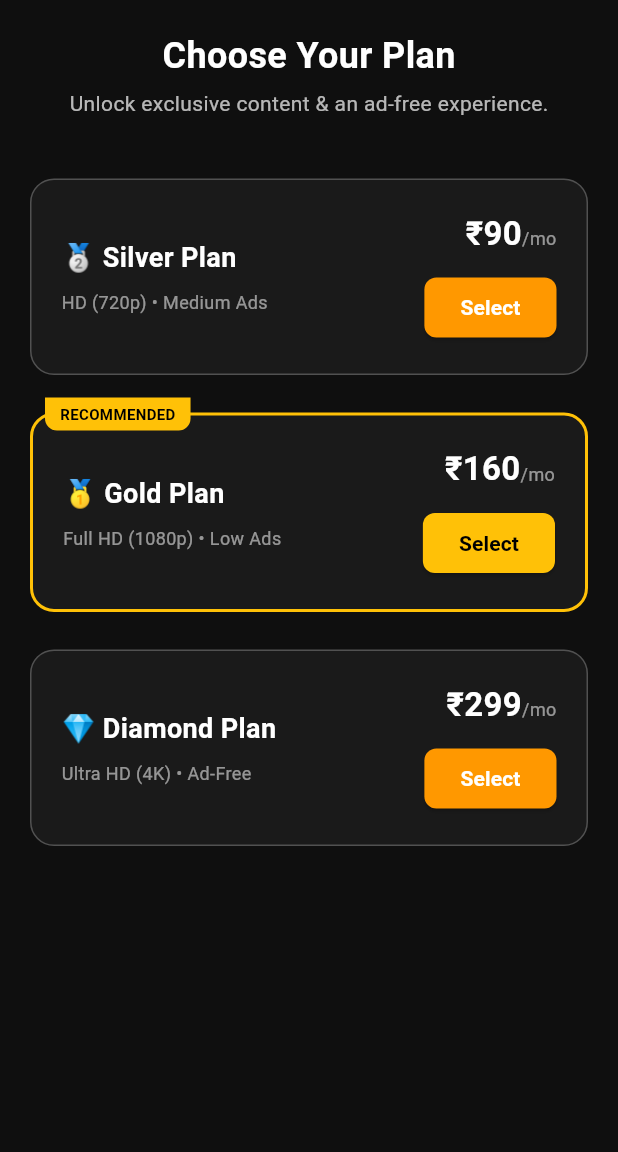
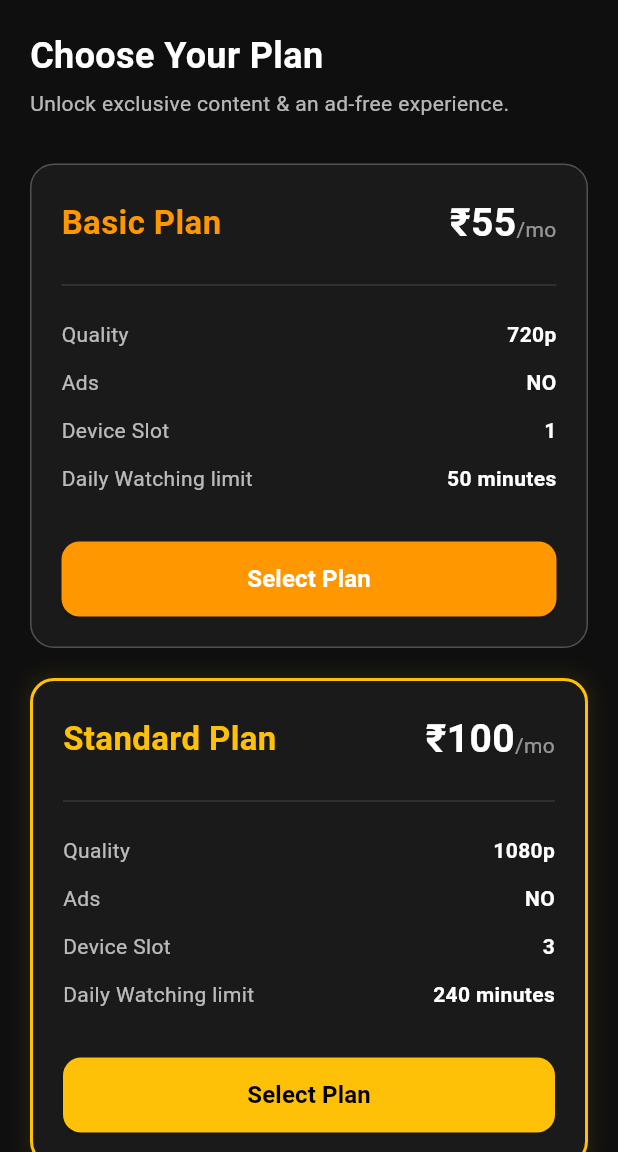
Before and after one commit to animemxofficial/AnimeAppFlutter, a Flutter app: the screen it shows after launch, item 5 of the bottom bar chosen, after a tap on "Go Premium", on a phone screen of 412 x 824 dp, the part 84-1236 px from its top. Run offline on Flutter 3.47's test engine with Material 3 defaults, Android fonts, the phone set to English and light mode, and no system bars; our stand-ins replace carousel_slider, image_picker, video_player; network calls fail.

Commit message:
update main.dart

```diff
--- a/lib/main.dart
+++ b/lib/main.dart
@@ -1671,7 +1671,7 @@ class _VideoPlayerPageState extends State<VideoPlayerPage> {
       ));
     }
     myListNotifier.value = list;
-    setState(() {}); // refresh the icon
+    setState(() {});
   }
 
   String _formatDuration(Duration duration) {
@@ -1868,26 +1868,22 @@ class _VideoPlayerPageState extends State<VideoPlayerPage> {
                   child: Column(
                     crossAxisAlignment: CrossAxisAlignment.start,
                     children:[
-                      // Season | Episode format
                       Text(
                         "${currentSeason.name} | Episode ${widget.episodeIndex + 1}",
                         style: const TextStyle(color: primaryColor, fontSize: 14, fontWeight: FontWeight.bold),
                       ),
                       const SizedBox(height: 4),
-                      // Anime Name (Chota aur halka)
                       Text(
                         widget.anime.title,
                         style: const TextStyle(color: Colors.white70, fontSize: 12),
                       ),
                       const SizedBox(height: 4),
-                      // Episode Name (Bada)
                       Text(
                         currentEpisode.title,
                         style: const TextStyle(color: Colors.white, fontSize: 22, fontWeight: FontWeight.bold),
                       ),
                       const SizedBox(height: 20),
 
-                      // ACTION BUTTONS (LIKE, DISLIKE, SAVE)
                       Row(
                         mainAxisAlignment: MainAxisAlignment.spaceEvenly,
                         children:[
@@ -1925,7 +1921,6 @@ class _VideoPlayerPageState extends State<VideoPlayerPage> {
                       ),
                       const SizedBox(height: 30),
 
-                      // UP NEXT CARD IMPROVED
                       if (hasNextEpisode) ...[
                         const Text(
                           "Up Next",
@@ -2365,6 +2360,48 @@ class _GridAnimeCardState extends State<GridAnimeCard> {
 class ProfileScreen extends StatelessWidget {
   const ProfileScreen({super.key});
 
+  void _showAddInfoDialog(BuildContext context) {
+    showDialog(
+      context: context,
+      builder: (context) {
+        return AlertDialog(
+          backgroundColor: const Color(0xFF1A1A1A),
+          shape: RoundedRectangleBorder(borderRadius: BorderRadius.circular(16)),
+          title: const Text("Add Mobile Number", style: TextStyle(color: Colors.white, fontWeight: FontWeight.bold)),
+          content: TextField(
+            keyboardType: TextInputType.phone,
+            style: const TextStyle(color: Colors.white),
+            decoration: InputDecoration(
+              hintText: "Enter Mobile Number",
+              hintStyle: const TextStyle(color: Colors.white38),
+              filled: true,
+              fillColor: Colors.black,
+              border: OutlineInputBorder(borderRadius: BorderRadius.circular(10), borderSide: BorderSide.none),
+              prefixIcon: const Icon(Icons.phone, color: Colors.orange),
+            ),
+          ),
+          actions: [
+            TextButton(
+              onPressed: () => Navigator.pop(context),
+              child: const Text("Cancel", style: TextStyle(color: Colors.grey))
+            ),
+            ElevatedButton(
+              style: ElevatedButton.styleFrom(
+                backgroundColor: Colors.orange,
+                shape: RoundedRectangleBorder(borderRadius: BorderRadius.circular(8)),
+              ),
+              onPressed: () {
+                Navigator.pop(context);
+                ScaffoldMessenger.of(context).showSnackBar(const SnackBar(content: Text("Mobile number saved!")));
+              },
+              child: const Text("Save", style: TextStyle(color: Colors.white, fontWeight: FontWeight.bold)),
+            ),
+          ],
+        );
+      }
+    );
+  }
+
   @override
   Widget build(BuildContext context) {
     return Scaffold(
@@ -2392,12 +2429,15 @@ class ProfileScreen extends StatelessWidget {
                         ),
                       ),
                       const SizedBox(height: 8),
-                      const Row(
-                        children:[
-                          Icon(Icons.edit, color: Colors.orange, size: 14),
-                          SizedBox(width: 4),
-                          Text("Edit Profile", style: TextStyle(color: Colors.orange, fontWeight: FontWeight.bold, fontSize: 12)),
-                        ],
+                      GestureDetector(
+                        onTap: () => _showAddInfoDialog(context),
+                        child: Row(
+                          children: const [
+                            Icon(Icons.add_circle_outline, color: Colors.orange, size: 14),
+                            SizedBox(width: 4),
+                            Text("Add Info", style: TextStyle(color: Colors.orange, fontWeight: FontWeight.bold, fontSize: 12)),
+                          ],
+                        ),
                       ),
                     ],
                   ),
@@ -2475,11 +2515,9 @@ class ProfileScreen extends StatelessWidget {
                       const SizedBox(height: 12),
                       Row(
                         children:[
-                          _buildPricePill("₹90"),
+                          _buildPricePill("₹55"),
                           const SizedBox(width: 8),
-                          _buildPricePill("₹160"),
-                          const SizedBox(width: 8),
-                          _buildPricePill("₹299"),
+                          _buildPricePill("₹100"),
                         ],
                       ),
                     ],
@@ -2487,9 +2525,14 @@ class ProfileScreen extends StatelessWidget {
                 ),
               ),
               const SizedBox(height: 24),
+
+              // NEW ACCOUNT MENU OPTIONS
               _buildMenuItem(context, Icons.receipt_long, "Activity & Orders", const ActivityPage()),
               _buildMenuItem(context, Icons.payment, "Payment Proof", const PaymentProofPage()),
               _buildMenuItem(context, Icons.headset_mic, "Support", const SupportPage()),
+              _buildMenuItem(context, Icons.lightbulb_outline, "Suggestion", const SuggestionPage()),
+              _buildMenuItem(context, Icons.privacy_tip_outlined, "Privacy Policy", const PrivacyPolicyPage()),
+              _buildMenuItem(context, Icons.info_outline, "About Us", const AboutUsPage()),
             ],
           ),
         ),
@@ -2545,6 +2588,48 @@ class ProfileScreen extends StatelessWidget {
   }
 }
 
+// ==========================================
+// PLACEHOLDER PAGES FOR NEW MENU OPTIONS
+// ==========================================
+class SuggestionPage extends StatelessWidget {
+  const SuggestionPage({super.key});
+  @override
+  Widget build(BuildContext context) {
+    return Scaffold(
+      backgroundColor: Colors.black,
+      appBar: AppBar(title: const Text("Suggestion", style: TextStyle(color: Colors.white)), backgroundColor: Colors.black, iconTheme: const IconThemeData(color: Colors.white)),
+      body: const Center(child: Text("Suggestion Page", style: TextStyle(color: Colors.white))),
+    );
+  }
+}
+
+class PrivacyPolicyPage extends StatelessWidget {
+  const PrivacyPolicyPage({super.key});
+  @override
+  Widget build(BuildContext context) {
+    return Scaffold(
+      backgroundColor: Colors.black,
+      appBar: AppBar(title: const Text("Privacy Policy", style: TextStyle(color: Colors.white)), backgroundColor: Colors.black, iconTheme: const IconThemeData(color: Colors.white)),
+      body: const Center(child: Text("Privacy Policy Page", style: TextStyle(color: Colors.white))),
+    );
+  }
+}
+
+class AboutUsPage extends StatelessWidget {
+  const AboutUsPage({super.key});
+  @override
+  Widget build(BuildContext context) {
+    return Scaffold(
+      backgroundColor: Colors.black,
+      appBar: AppBar(title: const Text("About Us", style: TextStyle(color: Colors.white)), backgroundColor: Colors.black, iconTheme: const IconThemeData(color: Colors.white)),
+      body: const Center(child: Text("About Us Page", style: TextStyle(color: Colors.white))),
+    );
+  }
+}
+
+// ==========================================
+// UPDATED PREMIUM PAGE
+// ==========================================
 class PremiumPage extends StatelessWidget {
   const PremiumPage({super.key});
 
@@ -2569,86 +2654,113 @@ class PremiumPage extends StatelessWidget {
       body: SingleChildScrollView(
         padding: const EdgeInsets.all(20),
         child: Column(
+          crossAxisAlignment: CrossAxisAlignment.start,
           children:[
             const Text("Choose Your Plan", style: TextStyle(color: Colors.white, fontSize: 24, fontWeight: FontWeight.bold)),
             const SizedBox(height: 5),
             const Text("Unlock exclusive content & an ad-free experience.", style: TextStyle(color: Colors.white70, fontSize: 14)),
             const SizedBox(height: 30),
-            _buildPlanCard(context, "🥈 Silver Plan", "HD (720p) • Medium Ads", "₹90", false),
-            const SizedBox(height: 15),
-            _buildPlanCard(context, "🥇 Gold Plan", "Full HD (1080p) • Low Ads", "₹160", true),
-            const SizedBox(height: 15),
-            _buildPlanCard(context, "💎 Diamond Plan", "Ultra HD (4K) • Ad-Free", "₹299", false),
+
+            // BASIC PLAN
+            _buildDetailedPlanCard(
+              context,
+              "Basic Plan",
+              "₹55",
+              "720p",
+              "NO",
+              "1",
+              "50 minutes",
+              false
+            ),
+
+            const SizedBox(height: 20),
+
+            // STANDARD PLAN
+            _buildDetailedPlanCard(
+              context,
+              "Standard Plan",
+              "₹100",
+              "1080p",
+              "NO",
+              "3",
+              "240 minutes",
+              true
+            ),
           ],
         ),
       ),
     );
   }
 
-  Widget _buildPlanCard(BuildContext context, String title, String subtitle, String price, bool isGold) {
+  Widget _buildDetailedPlanCard(BuildContext context, String title, String price, String quality, String ads, String slot, String limit, bool isStandard) {
     String cleanPrice = price.replaceAll("₹", "");
-    return Stack(
-      children:[
-        Container(
-          margin: const EdgeInsets.only(top: 10),
-          padding: const EdgeInsets.all(20),
-          decoration: BoxDecoration(
-            color: const Color(0xFF1A1A1A),
-            border: Border.all(color: isGold ? Colors.amber : Colors.white24, width: isGold ? 2 : 1),
-            borderRadius: BorderRadius.circular(16),
-          ),
-          child: Row(
+    Color accentColor = isStandard ? Colors.amber : Colors.orange;
+
+    return Container(
+      padding: const EdgeInsets.all(20),
+      decoration: BoxDecoration(
+        color: const Color(0xFF1A1A1A),
+        borderRadius: BorderRadius.circular(16),
+        border: Border.all(color: isStandard ? Colors.amber : Colors.white24, width: isStandard ? 2 : 1),
+        boxShadow: isStandard ? [BoxShadow(color: Colors.amber.withOpacity(0.1), blurRadius: 10, spreadRadius: 2)] : [],
+      ),
+      child: Column(
+        crossAxisAlignment: CrossAxisAlignment.start,
+        children: [
+          Row(
             mainAxisAlignment: MainAxisAlignment.spaceBetween,
-            children:[
-              Expanded(
-                child: Column(
-                  crossAxisAlignment: CrossAxisAlignment.start,
-                  children:[
-                    Text(title, style: const TextStyle(color: Colors.white, fontSize: 18, fontWeight: FontWeight.bold)),
-                    const SizedBox(height: 8),
-                    Text(subtitle, style: const TextStyle(color: Colors.white54, fontSize: 12)),
-                  ],
-                ),
-              ),
-              Column(
-                crossAxisAlignment: CrossAxisAlignment.end,
+            children: [
+              Text(title, style: TextStyle(color: accentColor, fontSize: 22, fontWeight: FontWeight.bold)),
+              Row(
+                crossAxisAlignment: CrossAxisAlignment.baseline,
+                textBaseline: TextBaseline.alphabetic,
                 children:[
-                  Row(
-                    crossAxisAlignment: CrossAxisAlignment.baseline,
-                    textBaseline: TextBaseline.alphabetic,
-                    children:[
-                      Text(price, style: const TextStyle(color: Colors.white, fontSize: 22, fontWeight: FontWeight.bold)),
-                      const Text("/mo", style: TextStyle(color: Colors.white54, fontSize: 12)),
-                    ],
-                  ),
-                  const SizedBox(height: 10),
-                  ElevatedButton(
-                    style: ElevatedButton.styleFrom(
-                      backgroundColor: isGold ? Colors.amber : Colors.orange,
-                      shape: RoundedRectangleBorder(borderRadius: BorderRadius.circular(8)),
-                    ),
-                    onPressed: () => _launchUPI(context, cleanPrice, title.split(" ")[1]),
-                    child: Text("Select", style: TextStyle(color: isGold ? Colors.black : Colors.white, fontWeight: FontWeight.bold)),
-                  ),
+                  Text(price, style: const TextStyle(color: Colors.white, fontSize: 26, fontWeight: FontWeight.bold)),
+                  const Text("/mo", style: TextStyle(color: Colors.white54, fontSize: 14)),
                 ],
               ),
             ],
           ),
-        ),
-        if (isGold)
-          Positioned(
-            top: 0,
-            left: 10,
-            child: Container(
-              padding: const EdgeInsets.symmetric(horizontal: 10, vertical: 4),
-              decoration: const BoxDecoration(
-                color: Colors.amber,
-                borderRadius: BorderRadius.only(bottomLeft: Radius.circular(8), bottomRight: Radius.circular(8)),
-              ),
-              child: const Text("RECOMMENDED", style: TextStyle(color: Colors.black, fontSize: 10, fontWeight: FontWeight.bold)),
+          const SizedBox(height: 15),
+          const Divider(color: Colors.white12, thickness: 1),
+          const SizedBox(height: 15),
+
+          _buildFeatureRow("Quality", quality),
+          _buildFeatureRow("Ads", ads),
+          _buildFeatureRow("Device Slot", slot),
+          _buildFeatureRow("Daily Watching limit", limit),
+
+          const SizedBox(height: 20),
+          SizedBox(
+            width: double.infinity,
+            height: 50,
+            child: ElevatedButton(
+              style: ElevatedButton.styleFrom(
+                backgroundColor: accentColor,
+                shape: RoundedRectangleBorder(borderRadius: BorderRadius.circular(12)),
+              ),
+              onPressed: () => _launchUPI(context, cleanPrice, title.replaceAll(" ", "")),
+              child: Text(
+                "Select Plan",
+                style: TextStyle(color: isStandard ? Colors.black : Colors.white, fontSize: 16, fontWeight: FontWeight.bold)
+              ),
             ),
           )
-      ],
+        ],
+      ),
+    );
+  }
+
+  Widget _buildFeatureRow(String feature, String value) {
+    return Padding(
+      padding: const EdgeInsets.only(bottom: 12),
+      child: Row(
+        mainAxisAlignment: MainAxisAlignment.spaceBetween,
+        children: [
+          Text(feature, style: const TextStyle(color: Colors.white70, fontSize: 14)),
+          Text(value, style: const TextStyle(color: Colors.white, fontSize: 14, fontWeight: FontWeight.bold)),
+        ],
+      ),
     );
   }
 }
@@ -2662,8 +2774,8 @@ class PaymentProofPage extends StatefulWidget {
 
 class _PaymentProofPageState extends State<PaymentProofPage> {
   File? _imageFile;
-  String _selectedAmount = "90";
-  String _selectedPlan = "Silver Plan";
+  String _selectedAmount = "55";
+  String _selectedPlan = "Basic Plan";
 
   Future<void> _pickImage() async {
     final picker = ImagePicker();
@@ -2718,16 +2830,14 @@ class _PaymentProofPageState extends State<PaymentProofPage> {
               style: const TextStyle(color: Colors.white, fontSize: 16),
               value: _selectedAmount,
               items: const[
-                DropdownMenuItem(value: "90", child: Text("₹90 (Silver)")),
-                DropdownMenuItem(value: "160", child: Text("₹160 (Gold)")),
-                DropdownMenuItem(value: "299", child: Text("₹299 (Diamond)")),
+                DropdownMenuItem(value: "55", child: Text("₹55 (Basic Plan)")),
+                DropdownMenuItem(value: "100", child: Text("₹100 (Standard Plan)")),
               ],
               onChanged: (val) {
                 setState(() {
                   _selectedAmount = val!;
-                  if (val == "90") _selectedPlan = "Silver Plan";
-                  if (val == "160") _selectedPlan = "Gold Plan";
-                  if (val == "299") _selectedPlan = "Diamond Plan";
+                  if (val == "55") _selectedPlan = "Basic Plan";
+                  if (val == "100") _selectedPlan = "Standard Plan";
                 });
               },
             ),
```
